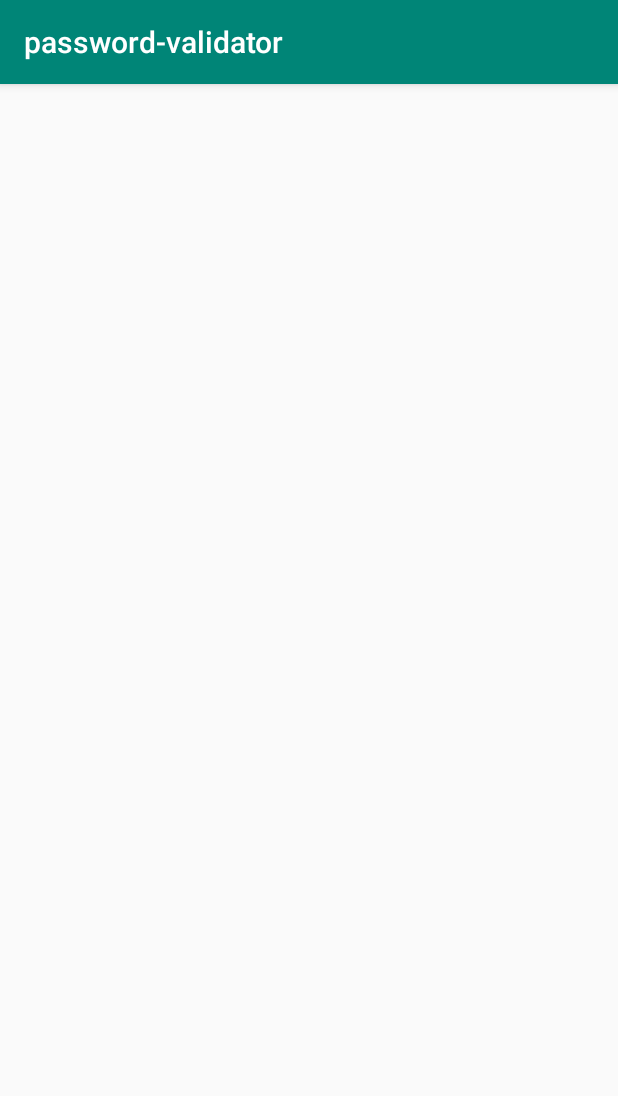
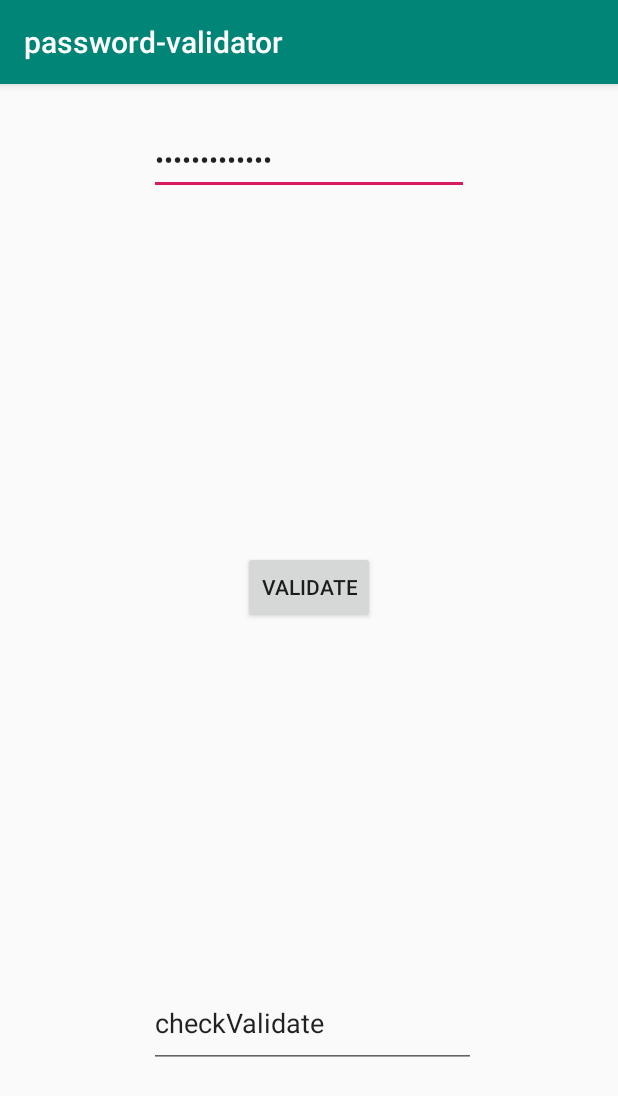
Before and after one commit to JiamingHan0422/password_validator, an Android app: the screen it shows after launch (MainActivity), on a phone screen of 412 x 824 dp. Shown: the top 1096 px of the screen. Run offline under Robolectric (Android 15) with nearby library versions, the phone set to English and light mode, and no system bars.

Commit message:
commit check2
add somthing

```diff
--- a/app/src/main/res/layout/activity_main.xml
+++ b/app/src/main/res/layout/activity_main.xml
@@ -4,4 +4,54 @@
     xmlns:tools="http://schemas.android.com/tools"
     android:layout_width="match_parent"
     android:layout_height="match_parent"
-    tools:context=".MainActivity"/>
+    tools:context=".MainActivity">
+
+    <EditText
+        android:id="@+id/Password"
+        android:layout_width="wrap_content"
+        android:layout_height="46dp"
+        android:layout_marginStart="8dp"
+        android:layout_marginLeft="8dp"
+        android:layout_marginTop="28dp"
+        android:layout_marginEnd="8dp"
+        android:layout_marginRight="8dp"
+        android:ems="10"
+        android:inputType="textPassword"
+        android:text="EnterPassword"
+        app:layout_constraintEnd_toEndOf="parent"
+        app:layout_constraintStart_toStartOf="parent"
+        app:layout_constraintTop_toTopOf="parent" />
+
+    <Button
+        android:id="@+id/validate"
+        android:layout_width="wrap_content"
+        android:layout_height="wrap_content"
+        android:layout_marginStart="8dp"
+        android:layout_marginLeft="8dp"
+        android:layout_marginTop="8dp"
+        android:layout_marginEnd="8dp"
+        android:layout_marginRight="8dp"
+        android:layout_marginBottom="8dp"
+        android:text="validate"
+        app:layout_constraintBottom_toTopOf="@+id/check"
+        app:layout_constraintEnd_toEndOf="parent"
+        app:layout_constraintStart_toStartOf="parent"
+        app:layout_constraintTop_toBottomOf="@+id/Password" />
+
+    <EditText
+        android:id="@+id/check"
+        android:layout_width="218dp"
+        android:layout_height="59dp"
+        android:layout_marginStart="8dp"
+        android:layout_marginLeft="8dp"
+        android:layout_marginEnd="8dp"
+        android:layout_marginRight="8dp"
+        android:layout_marginBottom="112dp"
+        android:ems="10"
+        android:inputType="textPersonName"
+        android:text="checkValidate"
+        app:layout_constraintBottom_toBottomOf="parent"
+        app:layout_constraintEnd_toEndOf="parent"
+        app:layout_constraintHorizontal_bias="0.514"
+        app:layout_constraintStart_toStartOf="parent" />
+</android.support.constraint.ConstraintLayout>
```
